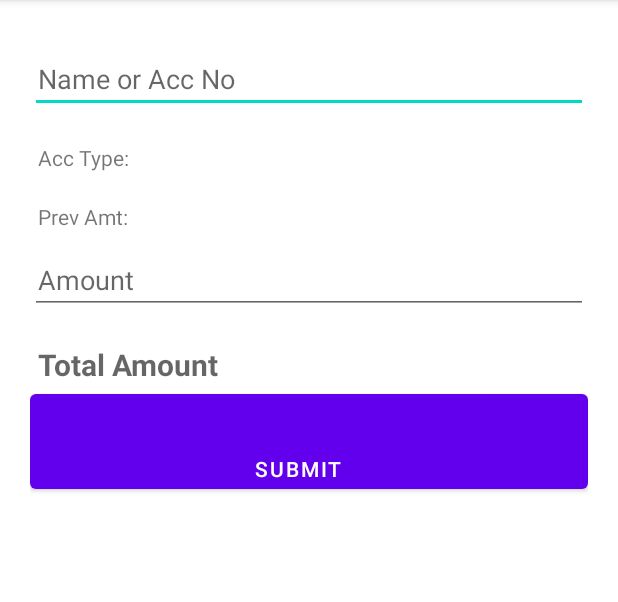
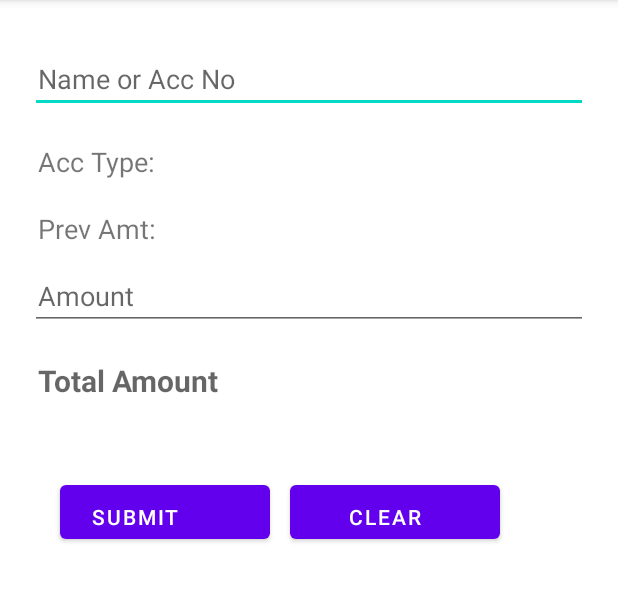
Before and after one commit to NiteenRC/pigmy-machine, an Android app: the screen it shows after launch (MainActivity), on a phone screen of 412 x 824 dp, the part 84-686 px from its top. Run offline under Robolectric (Android 15) with nearby library versions, the phone set to English and light mode, and no system bars.

Commit message:
clear button

```diff
--- a/app/src/main/res/layout/activity_main.xml
+++ b/app/src/main/res/layout/activity_main.xml
@@ -24,7 +24,8 @@
         android:layout_below="@+id/autoCompleteTextView1"
         android:paddingStart="5dp"
         android:paddingTop="20dp"
-        android:paddingEnd="20dp" />
+        android:paddingEnd="20dp"
+        android:textSize="18sp" />
 
     <TextView
         android:id="@+id/number1_edit_text"
@@ -33,7 +34,8 @@
         android:layout_below="@+id/accountType"
         android:paddingStart="5dp"
         android:paddingTop="20dp"
-        android:paddingEnd="20dp" />
+        android:paddingEnd="20dp"
+        android:textSize="18sp" />
 
     <EditText
         android:id="@+id/number2_edit_text"
@@ -60,13 +62,28 @@
 
     <Button
         android:id="@+id/add_button"
-        android:layout_width="match_parent"
+        android:layout_width="140dp"
         android:layout_height="wrap_content"
         android:layout_below="@+id/total_amount"
+        android:layout_marginStart="20dp"
+        android:layout_marginTop="50dp"
         android:onClick="onAddButtonClick"
-        android:paddingStart="5dp"
-        android:paddingTop="40dp"
-        android:paddingEnd="20dp"
+        android:paddingStart="10dp"
+        android:paddingTop="10dp"
+        android:paddingEnd="50dp"
         android:text="@string/submit" />
 
+    <Button
+        android:id="@+id/clear_button"
+        android:layout_width="140dp"
+        android:layout_height="wrap_content"
+        android:layout_below="@+id/total_amount"
+        android:layout_marginStart="13dp"
+        android:layout_marginTop="50dp"
+        android:layout_toEndOf="@+id/add_button"
+        android:paddingStart="5dp"
+        android:paddingTop="10dp"
+        android:paddingEnd="20dp"
+        android:text="@string/clear" />
+
 </RelativeLayout>
--- a/app/src/main/res/values/strings.xml
+++ b/app/src/main/res/values/strings.xml
@@ -8,4 +8,5 @@
     <string name="submit">Submit</string>
     <string name="print">Print</string>
     <string name="date_time"><![CDATA[Date & Time]]></string>
+    <string name="clear">Clear</string>
 </resources>
```
Also changed, not shown: app/src/main/java/com/example/pigmy/MainActivity.java (+14 -4 lines).
